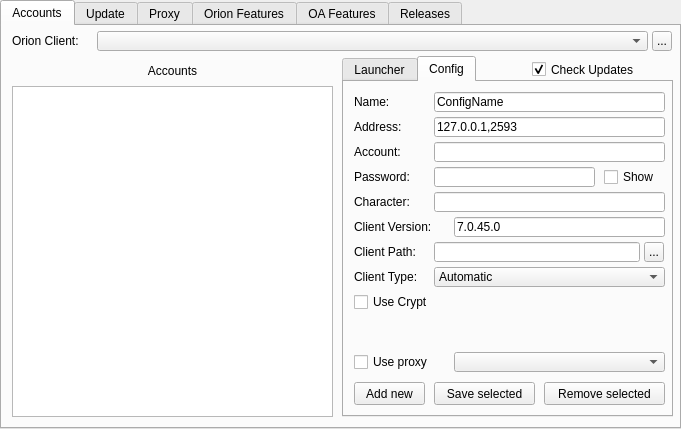
Qt form orionlauncherwindow.ui (jokker23/OrionLauncher) before a commit.
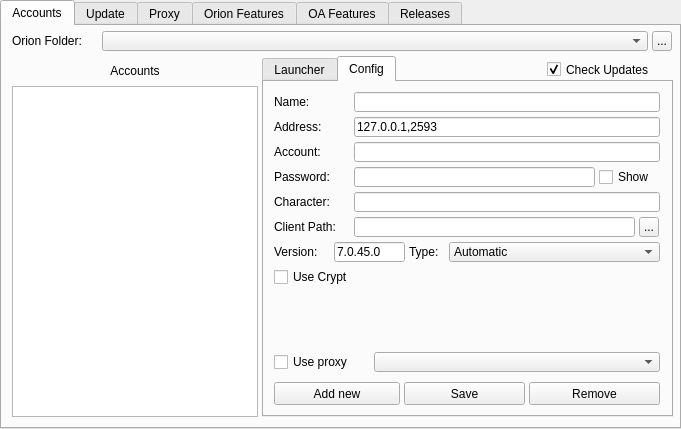
The same form after that commit. The open tabs and pages were chosen to show the change.

Commit message: Rework a bit more the layout to give more space to config fields

```diff
--- a/orionlauncherwindow.ui
+++ b/orionlauncherwindow.ui
@@ -54,7 +54,7 @@
          <rect>
           <x>10</x>
           <y>35</y>
-          <width>321</width>
+          <width>246</width>
           <height>20</height>
          </rect>
         </property>
@@ -70,7 +70,7 @@
          <rect>
           <x>10</x>
           <y>60</y>
-          <width>321</width>
+          <width>246</width>
           <height>331</height>
          </rect>
         </property>
@@ -84,9 +84,9 @@
        <widget class="QTabWidget" name="tw_Server">
         <property name="geometry">
          <rect>
-          <x>340</x>
+          <x>260</x>
           <y>30</y>
-          <width>331</width>
+          <width>411</width>
           <height>361</height>
          </rect>
         </property>
@@ -247,7 +247,7 @@
            <rect>
             <x>10</x>
             <y>300</y>
-            <width>71</width>
+            <width>126</width>
             <height>23</height>
            </rect>
           </property>
@@ -260,7 +260,7 @@
            <rect>
             <x>90</x>
             <y>85</y>
-            <width>161</width>
+            <width>241</width>
             <height>20</height>
            </rect>
           </property>
@@ -276,7 +276,7 @@
            <rect>
             <x>90</x>
             <y>35</y>
-            <width>231</width>
+            <width>306</width>
             <height>20</height>
            </rect>
           </property>
@@ -306,7 +306,7 @@
          <widget class="QCheckBox" name="cb_ServerShowPassword">
           <property name="geometry">
            <rect>
-            <x>260</x>
+            <x>335</x>
             <y>85</y>
             <width>61</width>
             <height>20</height>
@@ -360,7 +360,7 @@
            <rect>
             <x>90</x>
             <y>60</y>
-            <width>231</width>
+            <width>306</width>
             <height>20</height>
            </rect>
           </property>
@@ -374,14 +374,14 @@
          <widget class="QPushButton" name="pb_ServerRemove">
           <property name="geometry">
            <rect>
-            <x>200</x>
+            <x>265</x>
             <y>300</y>
-            <width>121</width>
+            <width>131</width>
             <height>23</height>
            </rect>
           </property>
           <property name="text">
-           <string>Remove selected</string>
+           <string>Remove</string>
           </property>
          </widget>
          <widget class="QLineEdit" name="le_ServerName">
@@ -389,12 +389,12 @@
            <rect>
             <x>90</x>
             <y>10</y>
-            <width>231</width>
+            <width>306</width>
             <height>20</height>
            </rect>
           </property>
           <property name="text">
-           <string>ConfigName</string>
+           <string/>
           </property>
           <property name="maxLength">
            <number>256</number>
@@ -403,14 +403,14 @@
          <widget class="QPushButton" name="pb_ServerSave">
           <property name="geometry">
            <rect>
-            <x>90</x>
+            <x>140</x>
             <y>300</y>
-            <width>101</width>
+            <width>121</width>
             <height>23</height>
            </rect>
           </property>
           <property name="text">
-           <string>Save selected</string>
+           <string>Save</string>
           </property>
          </widget>
          <widget class="QComboBox" name="cb_ServerProxy">
@@ -418,7 +418,7 @@
            <rect>
             <x>110</x>
             <y>270</y>
-            <width>211</width>
+            <width>286</width>
             <height>20</height>
            </rect>
           </property>
@@ -454,7 +454,7 @@
            <rect>
             <x>90</x>
             <y>110</y>
-            <width>231</width>
+            <width>306</width>
             <height>20</height>
            </rect>
           </property>
@@ -468,9 +468,9 @@
          <widget class="QLineEdit" name="le_ServerClientVersion">
           <property name="geometry">
            <rect>
-            <x>110</x>
-            <y>135</y>
-            <width>211</width>
+            <x>70</x>
+            <y>160</y>
+            <width>71</width>
             <height>20</height>
            </rect>
           </property>
@@ -485,21 +485,21 @@
           <property name="geometry">
            <rect>
             <x>10</x>
-            <y>135</y>
-            <width>101</width>
+            <y>160</y>
+            <width>76</width>
             <height>20</height>
            </rect>
           </property>
           <property name="text">
-           <string>Client Version:</string>
+           <string>Version:</string>
           </property>
          </widget>
          <widget class="QLineEdit" name="le_ServerClientPath">
           <property name="geometry">
            <rect>
             <x>90</x>
-            <y>160</y>
-            <width>206</width>
+            <y>135</y>
+            <width>281</width>
             <height>20</height>
            </rect>
           </property>
@@ -514,7 +514,7 @@
           <property name="geometry">
            <rect>
             <x>10</x>
-            <y>160</y>
+            <y>135</y>
             <width>81</width>
             <height>20</height>
            </rect>
@@ -526,8 +526,8 @@
          <widget class="QToolButton" name="tb_SetClientPath">
           <property name="geometry">
            <rect>
-            <x>300</x>
-            <y>160</y>
+            <x>375</x>
+            <y>135</y>
             <width>20</width>
             <height>20</height>
            </rect>
@@ -540,7 +540,7 @@
           <property name="geometry">
            <rect>
             <x>10</x>
-            <y>210</y>
+            <y>185</y>
             <width>101</width>
             <height>20</height>
            </rect>
@@ -552,22 +552,22 @@
          <widget class="QLabel" name="label_23">
           <property name="geometry">
            <rect>
-            <x>10</x>
-            <y>185</y>
-            <width>81</width>
+            <x>145</x>
+            <y>160</y>
+            <width>46</width>
             <height>20</height>
            </rect>
           </property>
           <property name="text">
-           <string>Client Type:</string>
+           <string>Type:</string>
           </property>
          </widget>
          <widget class="QComboBox" name="cb_ServerClientType">
           <property name="geometry">
            <rect>
-            <x>90</x>
-            <y>185</y>
-            <width>231</width>
+            <x>185</x>
+            <y>160</y>
+            <width>211</width>
             <height>20</height>
            </rect>
           </property>
@@ -641,9 +641,9 @@
        <widget class="QCheckBox" name="cb_CheckUpdates">
         <property name="geometry">
          <rect>
-          <x>530</x>
+          <x>545</x>
           <y>35</y>
-          <width>141</width>
+          <width>131</width>
           <height>17</height>
          </rect>
         </property>
@@ -664,7 +664,7 @@
          </rect>
         </property>
         <property name="text">
-         <string>Orion Client:</string>
+         <string>Orion Folder:</string>
         </property>
        </widget>
        <widget class="QToolButton" name="tb_SetOrionPath">
@@ -683,9 +683,9 @@
        <widget class="QComboBox" name="cb_OrionPath">
         <property name="geometry">
          <rect>
-          <x>95</x>
+          <x>100</x>
           <y>5</y>
-          <width>551</width>
+          <width>546</width>
           <height>20</height>
          </rect>
         </property>
```
Left out of the diff: 50 changed lines with no effect on the pictures.
